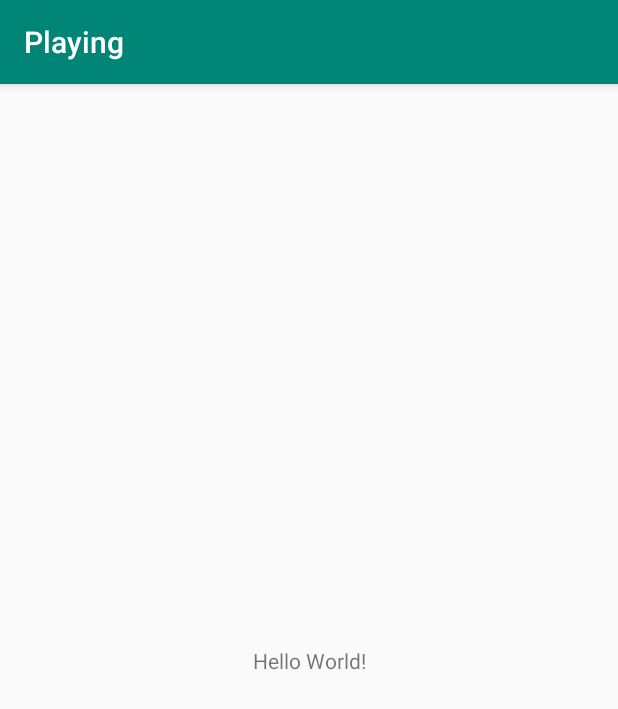
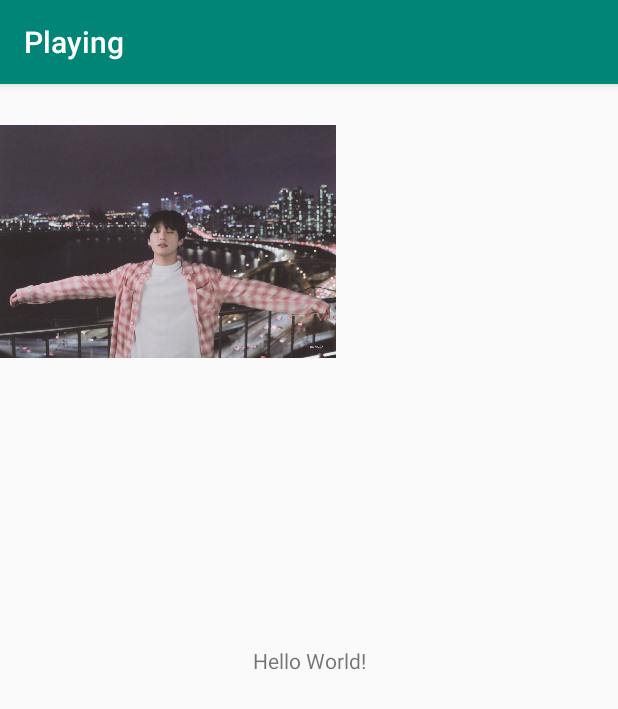
Before and after one commit to SukandaChanawt1999/Playing, an Android app: the screen it shows after launch (MainActivity), on a phone screen of 412 x 824 dp. Shown: the top 709 px of the screen. Run offline under Robolectric (Android 15) with nearby library versions, the phone set to English and light mode, and no system bars.

Commit message:
3. The Constraint Layout

```diff
--- a/app/src/main/res/layout/activity_main.xml
+++ b/app/src/main/res/layout/activity_main.xml
@@ -15,4 +15,12 @@
         app:layout_constraintRight_toRightOf="parent"
         app:layout_constraintTop_toTopOf="parent" />
 
+    <ImageView
+        android:id="@+id/imageView"
+        android:layout_width="224dp"
+        android:layout_height="210dp"
+        app:layout_constraintStart_toStartOf="parent"
+        app:layout_constraintTop_toTopOf="parent"
+        app:srcCompat="@drawable/jk" />
+
 </androidx.constraintlayout.widget.ConstraintLayout>
```
Also changed, not shown: app/src/main/res/drawable/jk.jpg (added).
